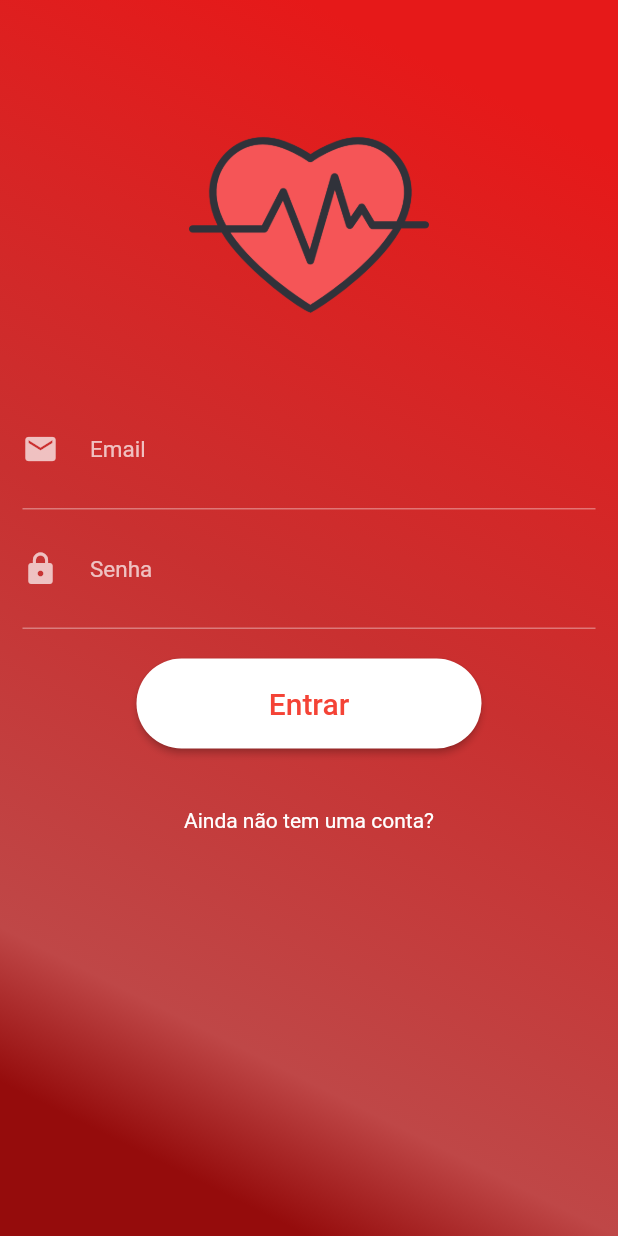
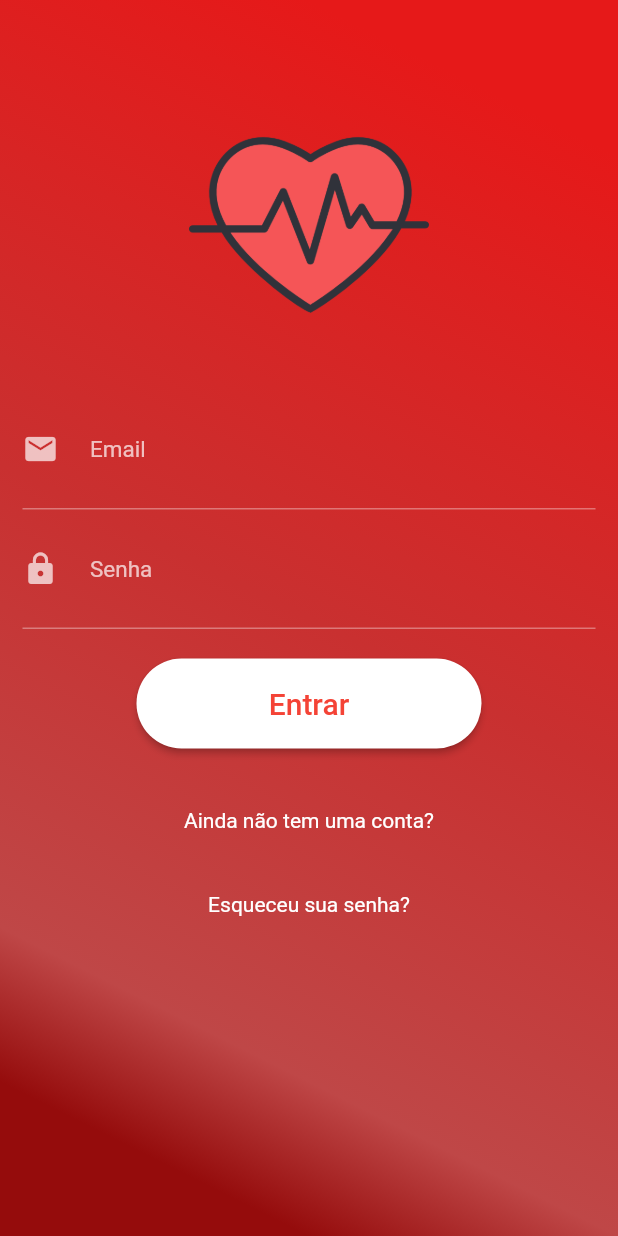
Before and after one commit to Heartbeat-UFRPE/Front-End, a Flutter app: the screen it shows after launch, on a phone screen of 412 x 824 dp. Run offline on Flutter 3.47's test engine with Material 2 defaults, Android fonts, the phone set to English and light mode, and no system bars; our stand-ins replace charts_flutter, date_format, flare_flutter, flutter_secure_storage, font_awesome_flutter, get_it and 1 more; generated files the repository leaves out were written again.

Commit message:
Rotas para 'esqueceu a senha' e 'configurações'

```diff
--- a/lib/screens/CRUD/Configuration.dart
+++ b/lib/screens/CRUD/Configuration.dart
@@ -2,6 +2,7 @@ import 'dart:convert';
 
 import 'package:flutter/cupertino.dart';
 import 'package:flutter/material.dart';
+import 'package:heartbeat/screens/home.dart';
 import 'dart:ui';
 import 'package:http/http.dart' as http;
 
@@ -85,7 +86,9 @@ class _ConfigurationState extends State<Configuration> {
           builder: (BuildContext context) {
             return IconButton(
               icon: const Icon(Icons.arrow_back),
-              onPressed: () { Navigator.of(context).pop(); },
+              onPressed: (){
+                Navigator.pushReplacement(context, MaterialPageRoute(builder:(context)=> Home() ));
+                },
               tooltip: MaterialLocalizations.of(context).openAppDrawerTooltip,
             );
           },
--- a/lib/screens/components/custom_drawer_header.dart
+++ b/lib/screens/components/custom_drawer_header.dart
@@ -1,5 +1,6 @@
 import 'package:flutter/material.dart';
 import 'package:font_awesome_flutter/font_awesome_flutter.dart';
+import 'package:heartbeat/screens/CRUD/Configuration.dart';
 
 class CustomDrawerHeader extends StatelessWidget {
 
@@ -8,7 +9,9 @@ class CustomDrawerHeader extends StatelessWidget {
 
   @override
   Widget build(BuildContext context) {
-    return Container(
+    return GestureDetector(
+      onTap: () => Navigator.pushReplacement(context, MaterialPageRoute(builder:(context)=> Configuration())),
+      child: Container(
         color: Color(0xffbf4747),
         height: 95,
         padding: EdgeInsets.symmetric(horizontal: 15),
@@ -34,6 +37,7 @@ class CustomDrawerHeader extends StatelessWidget {
             )
           ],
         ),
+      ),
     );
   }
 }
--- a/lib/screens/login.dart
+++ b/lib/screens/login.dart
@@ -1,7 +1,8 @@
 import 'dart:convert';
 
 import 'package:flutter/material.dart';
-import 'package:heartbeat/screens/Register.dart';
+import 'package:heartbeat/screens/CRUD/RecuperarSenha.dart';
+import 'package:heartbeat/screens/CRUD/Register.dart';
 import 'package:heartbeat/screens/home.dart';
 import 'package:http/http.dart' as http;
 import 'package:flutter_secure_storage/flutter_secure_storage.dart';
@@ -177,6 +178,16 @@ class _LoginState extends State<Login> {
                     )),
                   ),
                 ),
+                Container(
+                  margin: EdgeInsets.all(20),
+                  child: GestureDetector(
+                    child: Text("Esqueceu sua senha?",
+                      style: TextStyle(color: Colors.white),),
+                    onTap: () => Navigator.pushReplacement(context, MaterialPageRoute(
+                        builder: (context) => RecuperarSenha()
+                    )),
+                  ),
+                ),
 
               ],
             ),
```
Lines whose indentation alone changed are shown as unchanged.
